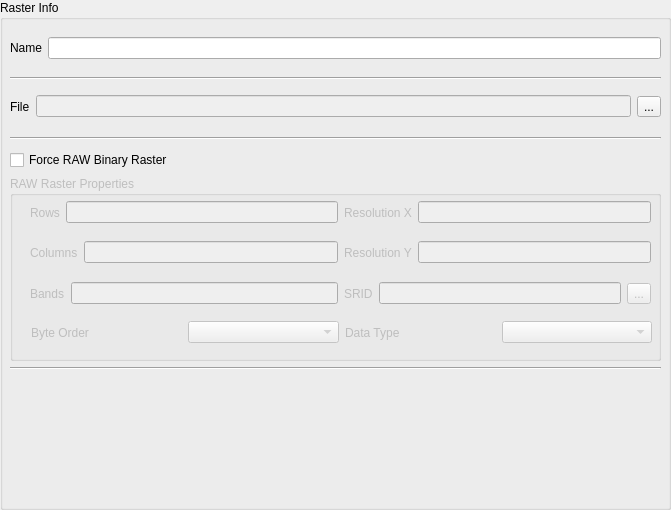
The window that src/terralib/qt/widgets/rp/ui/RasterInfoWidgetForm.ui (claudiobogossian/terralib5) describes before a commit, drawn with Qt 5.
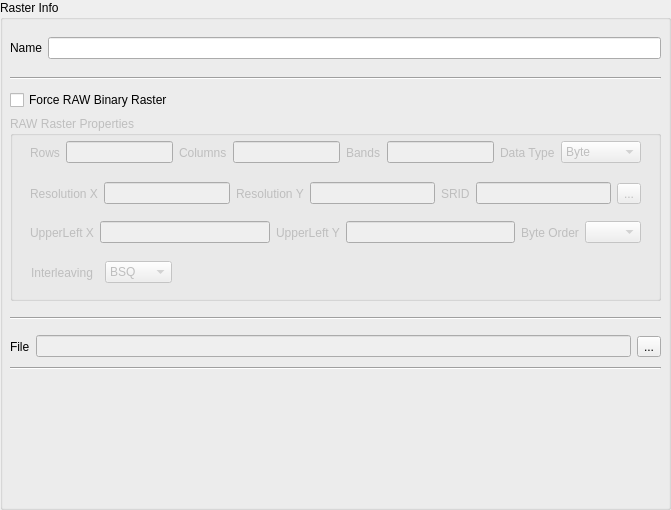
The same window after the commit.

What changed in the file:
```diff
--- a/src/terralib/qt/widgets/rp/ui/RasterInfoWidgetForm.ui
+++ b/src/terralib/qt/widgets/rp/ui/RasterInfoWidgetForm.ui
@@ -47,7 +47,7 @@
       <property name="geometry">
        <rect>
         <x>10</x>
-        <y>130</y>
+        <y>310</y>
         <width>651</width>
         <height>16</height>
        </rect>
@@ -56,7 +56,7 @@
        <enum>Qt::Horizontal</enum>
       </property>
      </widget>
-     <widget class="QWidget" name="">
+     <widget class="QWidget" name="layoutWidget">
       <property name="geometry">
        <rect>
         <x>10</x>
@@ -118,11 +118,11 @@
        </rect>
       </property>
      </widget>
-     <widget class="QWidget" name="">
+     <widget class="QWidget" name="layoutWidget">
       <property name="geometry">
        <rect>
         <x>10</x>
-        <y>90</y>
+        <y>330</y>
         <width>651</width>
         <height>33</height>
        </rect>
@@ -157,11 +157,11 @@
        </item>
       </layout>
      </widget>
-     <widget class="QWidget" name="">
+     <widget class="QWidget" name="layoutWidget">
       <property name="geometry">
        <rect>
         <x>10</x>
-        <y>150</y>
+        <y>90</y>
         <width>651</width>
         <height>211</height>
        </rect>
@@ -199,11 +199,11 @@
            <rect>
             <x>20</x>
             <y>20</y>
-            <width>621</width>
+            <width>611</width>
             <height>33</height>
            </rect>
           </property>
-          <layout class="QHBoxLayout" name="horizontalLayout_9">
+          <layout class="QHBoxLayout" name="horizontalLayout_14">
            <item>
             <layout class="QHBoxLayout" name="horizontalLayout_2">
              <item>
@@ -223,36 +223,6 @@
             </layout>
            </item>
            <item>
-            <layout class="QHBoxLayout" name="horizontalLayout_6">
-             <item>
-              <widget class="QLabel" name="label_6">
-               <property name="text">
-                <string>Resolution X</string>
-               </property>
-              </widget>
-             </item>
-             <item>
-              <widget class="QLineEdit" name="m_resolutionXLineEdit">
-               <property name="readOnly">
-                <bool>false</bool>
-               </property>
-              </widget>
-             </item>
-            </layout>
-           </item>
-          </layout>
-         </widget>
-         <widget class="QWidget" name="">
-          <property name="geometry">
-           <rect>
-            <x>20</x>
-            <y>60</y>
-            <width>621</width>
-            <height>33</height>
-           </rect>
-          </property>
-          <layout class="QHBoxLayout" name="horizontalLayout_10">
-           <item>
             <layout class="QHBoxLayout" name="horizontalLayout_3">
              <item>
               <widget class="QLabel" name="label_4">
@@ -271,36 +241,6 @@
             </layout>
            </item>
            <item>
-            <layout class="QHBoxLayout" name="horizontalLayout_7">
-             <item>
-              <widget class="QLabel" name="label_7">
-               <property name="text">
-                <string>Resolution Y</string>
-               </property>
-              </widget>
-             </item>
-             <item>
-              <widget class="QLineEdit" name="m_resolutionYLineEdit">
-               <property name="readOnly">
-                <bool>false</bool>
-               </property>
-              </widget>
-             </item>
-            </layout>
-           </item>
-          </layout>
-         </widget>
-         <widget class="QWidget" name="">
-          <property name="geometry">
-           <rect>
-            <x>20</x>
-            <y>100</y>
-            <width>621</width>
-            <height>35</height>
-           </rect>
-          </property>
-          <layout class="QHBoxLayout" name="horizontalLayout_11">
-           <item>
             <layout class="QHBoxLayout" name="horizontalLayout_4">
              <item>
               <widget class="QLabel" name="label_5">
@@ -319,6 +259,124 @@
             </layout>
            </item>
            <item>
+            <layout class="QHBoxLayout" name="horizontalLayout_12">
+             <item>
+              <widget class="QLabel" name="label_10">
+               <property name="text">
+                <string>Data Type</string>
+               </property>
+              </widget>
+             </item>
+             <item>
+              <widget class="QComboBox" name="m_dataTypeComboBox">
+               <item>
+                <property name="text">
+                 <string>Byte</string>
+                </property>
+               </item>
+               <item>
+                <property name="text">
+                 <string>UInt16</string>
+                </property>
+               </item>
+               <item>
+                <property name="text">
+                 <string>Int16</string>
+                </property>
+               </item>
+               <item>
+                <property name="text">
+                 <string>UInt32</string>
+                </property>
+               </item>
+               <item>
+                <property name="text">
+                 <string>Int32</string>
+                </property>
+               </item>
+               <item>
+                <property name="text">
+                 <string>Float32</string>
+                </property>
+               </item>
+               <item>
+                <property name="text">
+                 <string>Float64</string>
+                </property>
+               </item>
+               <item>
+                <property name="text">
+                 <string>CInt16</string>
+                </property>
+               </item>
+               <item>
+                <property name="text">
+                 <string>CInt32</string>
+                </property>
+               </item>
+               <item>
+                <property name="text">
+                 <string>CFloat32</string>
+                </property>
+               </item>
+               <item>
+                <property name="text">
+                 <string>CFloat64</string>
+                </property>
+               </item>
+              </widget>
+             </item>
+            </layout>
+           </item>
+          </layout>
+         </widget>
+         <widget class="QWidget" name="">
+          <property name="geometry">
+           <rect>
+            <x>20</x>
+            <y>60</y>
+            <width>611</width>
+            <height>35</height>
+           </rect>
+          </property>
+          <layout class="QHBoxLayout" name="horizontalLayout_16">
+           <item>
+            <layout class="QHBoxLayout" name="horizontalLayout_6">
+             <item>
+              <widget class="QLabel" name="label_6">
+               <property name="text">
+                <string>Resolution X</string>
+               </property>
+              </widget>
+             </item>
+             <item>
+              <widget class="QLineEdit" name="m_resolutionXLineEdit">
+               <property name="readOnly">
+                <bool>false</bool>
+               </property>
+              </widget>
+             </item>
+            </layout>
+           </item>
+           <item>
+            <layout class="QHBoxLayout" name="horizontalLayout_7">
+             <item>
+              <widget class="QLabel" name="label_7">
+               <property name="text">
+                <string>Resolution Y</string>
+               </property>
+              </widget>
+             </item>
+             <item>
+              <widget class="QLineEdit" name="m_resolutionYLineEdit">
+               <property name="readOnly">
+                <bool>false</bool>
+               </property>
+              </widget>
+             </item>
+            </layout>
+           </item>
+           <item>
             <layout class="QHBoxLayout" name="horizontalLayout_8">
              <item>
               <widget class="QLabel" name="label_8">
@@ -351,13 +409,49 @@
          <widget class="QWidget" name="">
           <property name="geometry">
            <rect>
-            <x>21</x>
-            <y>140</y>
-            <width>621</width>
+            <x>20</x>
+            <y>100</y>
+            <width>611</width>
             <height>33</height>
            </rect>
           </property>
-          <layout class="QHBoxLayout" name="horizontalLayout_13">
+          <layout class="QHBoxLayout" name="horizontalLayout_17">
+           <item>
+            <layout class="QHBoxLayout" name="horizontalLayout_9">
+             <item>
+              <widget class="QLabel" name="label_11">
+               <property name="text">
+                <string>UpperLeft X</string>
+               </property>
+              </widget>
+             </item>
+             <item>
+              <widget class="QLineEdit" name="m_upperLeftXLineEdit">
+               <property name="readOnly">
+                <bool>false</bool>
+               </property>
+              </widget>
+             </item>
+            </layout>
+           </item>
+           <item>
+            <layout class="QHBoxLayout" name="horizontalLayout_10">
+             <item>
+              <widget class="QLabel" name="label_12">
+               <property name="text">
+                <string>UpperLeft Y</string>
+               </property>
+              </widget>
+             </item>
+             <item>
+              <widget class="QLineEdit" name="m_upperLeftYLineEdit">
+               <property name="readOnly">
+                <bool>false</bool>
+               </property>
+              </widget>
+             </item>
+            </layout>
+           </item>
            <item>
             <layout class="QHBoxLayout" name="horizontalLayout_5">
              <item>
@@ -368,26 +462,64 @@
               </widget>
              </item>
              <item>
-              <widget class="QComboBox" name="m_byteOrderComboBox"/>
-             </item>
-            </layout>
-           </item>
-           <item>
-            <layout class="QHBoxLayout" name="horizontalLayout_12">
-             <item>
-              <widget class="QLabel" name="label_10">
-               <property name="text">
-                <string>Data Type</string>
+              <widget class="QComboBox" name="m_byteOrderComboBox">
+               <property name="toolTip">
+                <string>Defines the byte order of the data on disk. Either LSB (Least Significant Byte first) such as the natural byte order on Intel x86 systems or MSB (Most Significant Byte first) such as the natural byte order on Motorola or Sparc systems. Defaults to being the local machine order.</string>
                </property>
+               <item>
+                <property name="text">
+                 <string/>
+                </property>
+               </item>
+               <item>
+                <property name="text">
+                 <string>LSB</string>
+                </property>
+               </item>
+               <item>
+                <property name="text">
+                 <string>MSB</string>
+                </property>
+               </item>
               </widget>
              </item>
-             <item>
-              <widget class="QComboBox" name="m_dataTypeComboBox"/>
-             </item>
             </layout>
            </item>
           </layout>
          </widget>
+         <widget class="QWidget" name="">
+          <property name="geometry">
+           <rect>
+            <x>21</x>
+            <y>141</y>
+            <width>141</width>
+            <height>31</height>
+           </rect>
+          </property>
+          <layout class="QHBoxLayout" name="horizontalLayout_15">
+           <item>
+            <widget class="QLabel" name="label_15">
+             <property name="text">
+              <string>Interleaving</string>
+             </property>
+            </widget>
+           </item>
+           <item>
+            <widget class="QComboBox" name="m_interleaveComboBox">
+             <item>
+              <property name="text">
+               <string>BSQ</string>
+              </property>
+             </item>
+             <item>
+              <property name="text">
+               <string>BIP</string>
+              </property>
+             </item>
+            </widget>
+           </item>
+          </layout>
+         </widget>
         </widget>
        </item>
       </layout>
```
